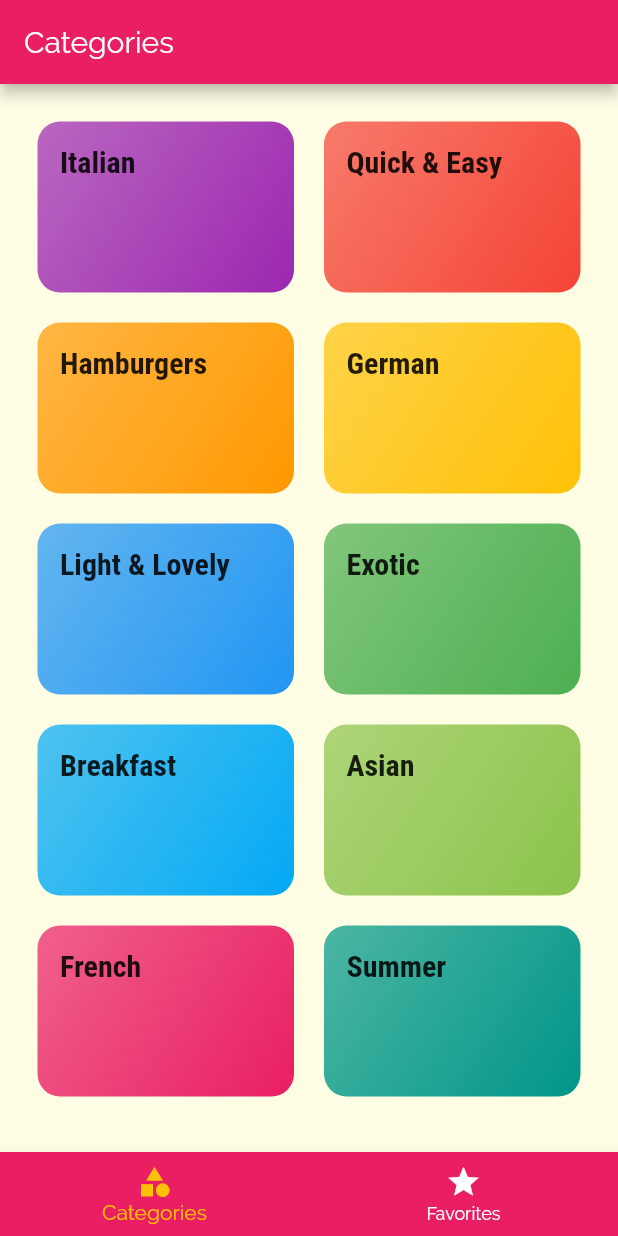
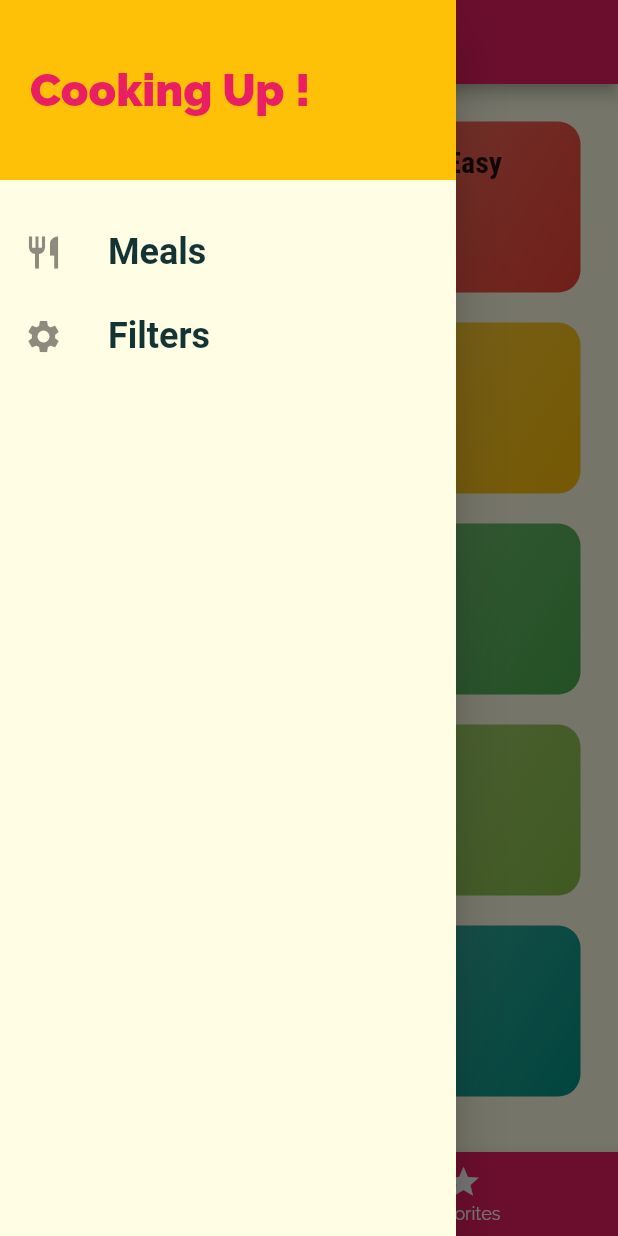
Before and after one commit to BarnabeLB/Recipe-App, a Flutter app: the screen it shows after launch, with the side drawer open (before the commit the screen has no drawer), on a phone screen of 412 x 824 dp. Run offline on Flutter 3.47's test engine with Material 2 defaults, Android fonts, the phone set to English and light mode, and no system bars; Roboto replaces fonts that are missing (RobotoCondesed).

Commit message:
Add files via upload

```diff
--- a/lib/main.dart
+++ b/lib/main.dart
@@ -1,15 +1,74 @@
 import 'package:flutter/material.dart';
+import 'package:recipe_app/dummy_data.dart';
 import 'package:recipe_app/screens/tabs_screen.dart';
 
-
+import './dummy_data.dart';
 import './screens/tabs_screen.dart';
 import './screens/meal_detail_screen.dart';
 import './screens/categories_screen.dart';
 import './screens/category_meals_screen.dart';
+import './screens/filters_screen.dart';
+import './models/meal.dart';
 
 void main() => runApp(MyApp());
 
-class MyApp extends StatelessWidget {
+class MyApp extends StatefulWidget {
+  @override
+  _MyAppState createState() => _MyAppState();
+}
+
+class _MyAppState extends State<MyApp> {
+  Map<String, bool> _filters = {
+    'gluten': false,
+    'lactose': false,
+    'vegan': false,
+    'vegetarian': false,
+  };
+
+  List<Meal> _availableMeals = DUMMY_MEALS;
+  List<Meal> _favoriteMeals = [];
+
+  void _setFilters(Map<String, bool> filterData) {
+    setState(() {
+      _filters = filterData;
+
+      _availableMeals = DUMMY_MEALS.where((meal) {
+        if (_filters['gluten']! && !meal.isGlutenFree!) {
+          return false;
+        }
+        if (_filters['lactose']! && !meal.isLactoseFree!) {
+          return false;
+        }
+        if (_filters['vegan']! && !meal.isVegan!) {
+          return false;
+        }
+        if (_filters['vegetarian']! && !meal.isVegetarian!) {
+          return false;
+        }
+        return true;
+      }).toList();
+    });
+  }
+
+  void _toggleFavorite(String mealId) {
+    final existingIndex =
+        _favoriteMeals.indexWhere((meal) => meal.id == mealId);
+    if (existingIndex >= 0) {
+      setState(() {
+        _favoriteMeals.removeAt(existingIndex);
+      });
+    } else {
+      setState(() {
+        _favoriteMeals.add(DUMMY_MEALS.firstWhere((meal) => meal.id == mealId));
+      });
+    }
+  }
+
+  bool _isMealFavorite(String id){
+
+    return _favoriteMeals.any((meal) => meal.id ==id);
+  }
+
   @override
   Widget build(BuildContext context) {
     return MaterialApp(
@@ -37,17 +96,20 @@ class MyApp extends StatelessWidget {
       initialRoute: '/',
       /*the default route is '/' */
       routes: {
-        '/': (ctx) => TabsScreen(),
-        CategoryMealsScreen.routeName: (ctx) => CategoryMealsScreen(),
+        '/': (ctx) => TabsScreen(_favoriteMeals),
+        CategoryMealsScreen.routeName: (ctx) =>
+            CategoryMealsScreen(_availableMeals),
         // mise en lien avec static const routeName = 'category-meals', dans category_meals_screen
         // '/category-meal' : (ctx) => CategoriesMealsScreen(); ça c'est l'ancienne version, il est préférable de linker avec la prop static pour les gros applications
-        MealDetailScreen.routeName: (ctx)=> MealDetailScreen(),
+        MealDetailScreen.routeName: (ctx) => MealDetailScreen(_toggleFavorite, _isMealFavorite),
+        FiltersScreen.routeName: (ctx) => FiltersScreen(_filters, _setFilters),
       },
+
       // onGenerateRoute: (settings){
       //   print(settings.arguments);
       //   return MaterialPageRoute(builder: (ctx)=> CategeoriesScreen());
       // },
-      onUnknownRoute: (settings){
+      onUnknownRoute: (settings) {
         return MaterialPageRoute(builder: (ctx) => CategoriesScreen());
       },
     );
--- a/lib/models/meal.dart
+++ b/lib/models/meal.dart
@@ -26,6 +26,7 @@ class Meal {
   final bool? isVegan;
   final bool? isVegetarian;
 
+
   const Meal({
       required this.id,
       required this.categories,
@@ -40,5 +41,6 @@ class Meal {
       required this.isLactoseFree,
       required this.isVegan,
       required this.isVegetarian,
+
       });
 }
--- a/lib/screens/tabs_screen.dart
+++ b/lib/screens/tabs_screen.dart
@@ -1,26 +1,41 @@
 import 'package:flutter/material.dart';
+import 'package:recipe_app/widgets/main_drawer.dart';
 
+import '../widgets/main_drawer.dart';
 import './categories_screen.dart';
 import './favorites_screen.dart';
+import '../models/meal.dart';
 
 class TabsScreen extends StatefulWidget {
+  final List<Meal> favoriteMeals;
+
+  TabsScreen(this.favoriteMeals);
+
+
 
   @override
   _TabsScreenState createState() => _TabsScreenState();
 }
 
 class _TabsScreenState extends State<TabsScreen> {
-  final List<Map<String, Object>>? _pages = [
+  List<Map<String, Object>>? _pages;
+  int _selectedPageIndex = 0;
+
+  @override
+  void initState() {
+    _pages = [
     {
       'page': CategoriesScreen(),
       'title': 'Categories',
     },
     {
-      'page': FavoritesScreen(),
+      'page': FavoritesScreen(widget.favoriteMeals),
       'title': 'Your Favorite',
     },
   ];
-  int _selectedPageIndex = 0;
+
+
+  }
 
   void _selectPage(int index) {
     setState(() {
@@ -34,6 +49,7 @@ class _TabsScreenState extends State<TabsScreen> {
       appBar: AppBar(
         title: Text(_pages![_selectedPageIndex]['title'].toString()),
       ),
+      drawer: MainDrawer(),
       body:_pages![_selectedPageIndex]['page'] as Widget,
       bottomNavigationBar: BottomNavigationBar(
         onTap: _selectPage,
--- /dev/null
+++ b/lib/widgets/main_drawer.dart
@@ -0,0 +1,66 @@
+import 'package:flutter/material.dart';
+import '../screens/filters_screen.dart';
+
+class MainDrawer extends StatelessWidget {
+  Widget buildListTile(String title, IconData icon, VoidCallback tapHandler) {
+    return ListTile(
+      leading: Icon(
+        icon,
+        size: 26,
+      ),
+      title: Text(
+        title,
+        style: TextStyle(
+          fontFamily: 'RobotoCondesed',
+          fontSize: 24,
+          fontWeight: FontWeight.bold,
+        ),
+      ),
+      onTap: tapHandler,
+    );
+  }
+
+  @override
+  Widget build(BuildContext context) {
+    return Drawer(
+      child: Column(
+        children: <Widget>[
+          Container(
+            height: 120,
+            width: double.infinity,
+            padding: EdgeInsets.all(20),
+            alignment: Alignment.centerLeft,
+            color: Theme.of(context).accentColor,
+            child: Text(
+              'Cooking Up !',
+              style: TextStyle(
+                fontWeight: FontWeight.w900,
+                fontSize: 30,
+                color: Theme.of(context).primaryColor,
+              ),
+            ),
+          ),
+          SizedBox(
+            height: 20,
+          ),
+          buildListTile(
+            'Meals',
+            Icons.restaurant,
+            () {
+              // pushReplacementNamed utilisé à la place de pushNamed, car évite une superposition infinie de page créées durant la navigation
+              Navigator.of(context).pushReplacementNamed('/');
+            },
+          ),
+          buildListTile(
+            'Filters',
+            Icons.settings,
+            () {
+              Navigator.of(context)
+                  .pushReplacementNamed(FiltersScreen.routeName);
+            },
+          ),
+        ],
+      ),
+    );
+  }
+}
```
Also changed, not shown: lib/screens/category_meals_screen.dart (+57 -19 lines), lib/screens/favorites_screen.dart (+24 -3 lines), lib/screens/filters_screen.dart (added, +135 -0 lines), lib/screens/meal_detail_screen.dart (+16 -0 lines), lib/widgets/meal_item.dart (+8 -1 lines).
